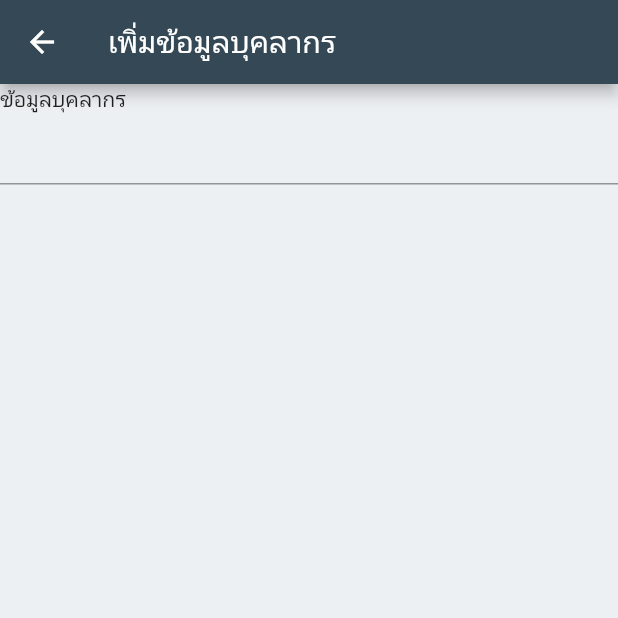
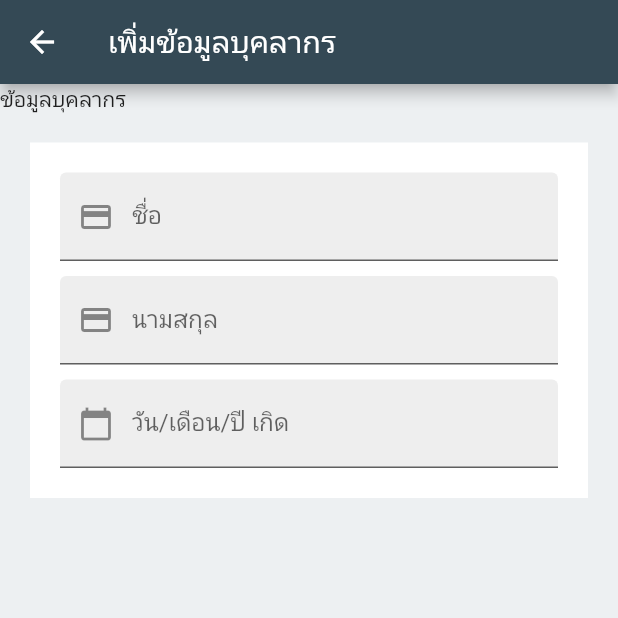
Before and after one commit to siteslave/sp-app, a Flutter app: the AdminNewPerson screen opened directly, on a phone screen of 412 x 824 dp, the top half of it. Run offline on Flutter 3.47's test engine with Material 2 defaults, Android fonts, the phone set to English and light mode, and no system bars; missing offline and left inert: wc_form_validators.

Commit message:
add data picker

```diff
--- a/lib/pages/admin/admin_new_person.dart
+++ b/lib/pages/admin/admin_new_person.dart
@@ -9,17 +9,73 @@ class _AdminNewPersonState extends State<AdminNewPerson> {
   @override
   Widget build(BuildContext context) {
     return Scaffold(
-      appBar: AppBar(
-        title: Text('เพิ่มข้อมูลบุคลากร')
-      ),
-      body: ListView(
-        children: [
-          Text('ข้อมูลบุคลากร'),
-          Form(child: Column(children: [
-            TextFormField(),
-          ],))
-        ],
-      )
-    );
+        appBar: AppBar(title: Text('เพิ่มข้อมูลบุคลากร')),
+        body: ListView(
+          children: [
+            Text('ข้อมูลบุคลากร'),
+            Container(
+              margin: EdgeInsets.all(20),
+              padding: EdgeInsets.all(20),
+              decoration: BoxDecoration(
+                color: Colors.white,
+              ),
+              child: Form(
+                  child: Column(
+                children: [
+                  TextFormField(
+                    decoration: InputDecoration(
+                      prefixIcon: Icon(Icons.credit_card),
+                      labelText: 'ชื่อ',
+                      fillColor: Colors.grey[200],
+                      filled: true,
+                      // border: InputBorder.none,
+                    ),
+                  ),
+                  SizedBox(height: 10),
+                  TextFormField(
+                    decoration: InputDecoration(
+                      prefixIcon: Icon(Icons.credit_card),
+                      labelText: 'นามสกุล',
+                      fillColor: Colors.grey[200],
+                      filled: true,
+                      // border: InputBorder.none,
+                    ),
+                  ),
+                  SizedBox(height: 10),
+                  TextFormField(
+                    readOnly: true,
+                    onTap: () async {
+                      final DateTime picked = await showDatePicker(
+                          context: context,
+                          helpText: 'เลือกวันเกิด',
+                          cancelText: 'ยกเลิก',
+                          confirmText: 'ตกลง',
+                          builder: (context, child) {
+                            return Theme(
+                              data: ThemeData.light().copyWith(
+                                colorScheme: ColorScheme.light().copyWith(
+                                  primary: Color(0xFF344955)
+                                )
+                              ),
+                              child: child,
+                            );
+                          },
+                          firstDate: DateTime(1900, 1, 1),
+                          initialDate: DateTime.now(),
+                          lastDate: DateTime.now());
+                    },
+                    decoration: InputDecoration(
+                      prefixIcon: Icon(Icons.calendar_today),
+                      labelText: 'วัน/เดือน/ปี เกิด',
+                      fillColor: Colors.grey[200],
+                      filled: true,
+                      // border: InputBorder.none,
+                    ),
+                  ),
+                ],
+              )),
+            )
+          ],
+        ));
   }
 }
```
